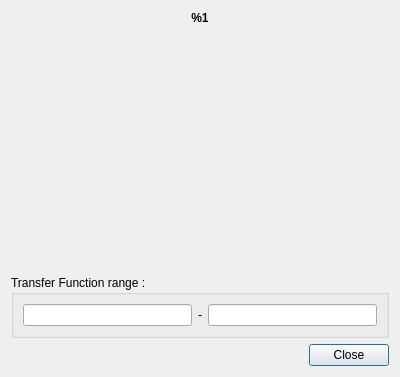
First picture: the form in Qt/ApplicationComponents/Resources/UI/pqTransferFunctionWidgetPropertyDialog.ui, repository Kitware/ParaView, before the edit.
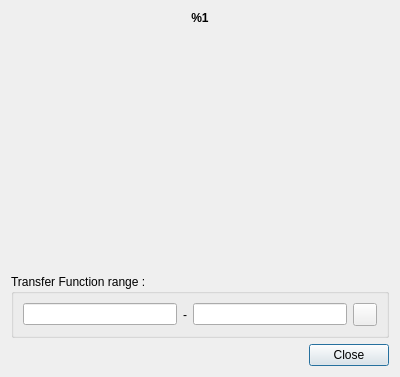
Second picture: the form after the edit. Custom widgets are drawn as their Qt base class.

Diff of the .ui file:
```diff
--- a/Qt/ApplicationComponents/Resources/UI/pqTransferFunctionWidgetPropertyDialog.ui
+++ b/Qt/ApplicationComponents/Resources/UI/pqTransferFunctionWidgetPropertyDialog.ui
@@ -56,6 +56,9 @@
         </property>
        </widget>
       </item>
+      <item row="0" column="4">
+       <widget class="pqHighlightableToolButton" name="resetButton"/>
+      </item>
      </layout>
     </widget>
    </item>
@@ -72,6 +75,11 @@
   </layout>
  </widget>
  <customwidgets>
+  <customwidget>
+   <class>pqHighlightableToolButton</class>
+   <extends>QToolButton</extends>
+   <header>pqHighlightableToolButton.h</header>
+  </customwidget>
   <customwidget>
    <class>pqTransferFunctionWidget</class>
    <extends>QWidget</extends>
```
